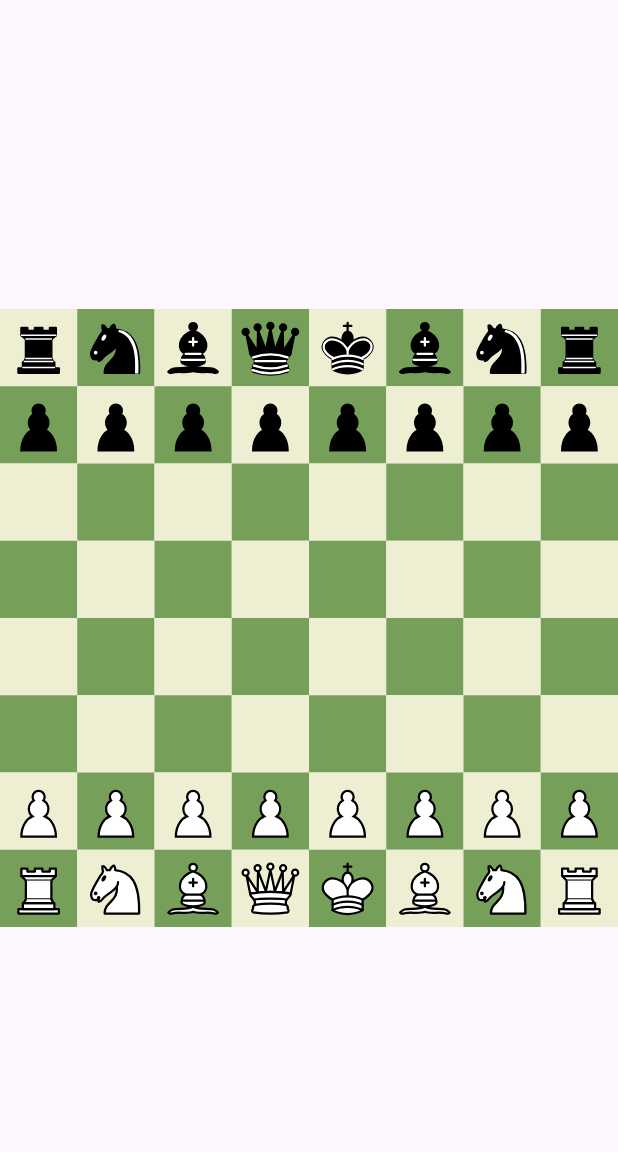
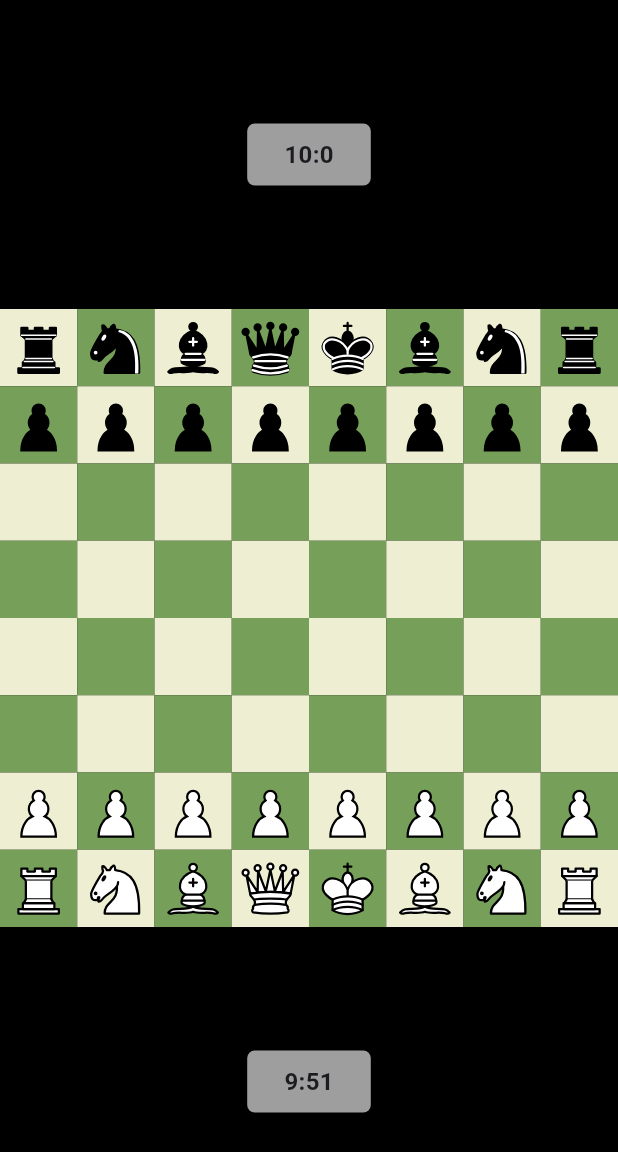
Before and after one commit to anujjainwork/chess-game-flutter, a Flutter app: the screen it shows after launch, after a tap on an icon or button, on a phone screen of 412 x 824 dp. Shown: the top 1152 px of the screen. Run offline on Flutter 3.47's test engine with Material 3 defaults, Android fonts, the phone set to English and light mode, and no system bars; our stand-ins replace bloc, equatable, flutter_bloc, flutter_svg, sqflite; accounts and stored records are empty.

Commit message:
implemented timer feature with ui

```diff
--- a/lib/board/business/entity/cell_entity.dart
+++ b/lib/board/business/entity/cell_entity.dart
@@ -1,4 +1,5 @@
 import 'package:chess/board/business/entity/piece_entity.dart';
+import 'package:chess/board/business/enums/player_type_enum.dart';
 
 class BoardCellEntity {
   int cellPosition;
--- a/lib/board/business/entity/piece_entity.dart
+++ b/lib/board/business/entity/piece_entity.dart
@@ -1,8 +1,11 @@
+import 'package:chess/board/business/enums/player_type_enum.dart';
+
 class PieceEntity {
   final String rank;
   final String player;
+  final PlayerType playerType;
 
-  PieceEntity({required this.rank, required this.player});
+  PieceEntity(this.playerType, {required this.rank, required this.player});
   // static PieceEntity? fromPieceId(String pieceId) {
   //   if (pieceId.isEmpty) return null;
 
--- /dev/null
+++ b/lib/board/business/entity/player_entity.dart
@@ -0,0 +1,8 @@
+import 'package:chess/board/business/enums/player_type_enum.dart';
+
+class PlayerEntity{
+  PlayerType playerType;
+  Duration playerTimeLeft;
+
+  PlayerEntity({required this.playerType,required this.playerTimeLeft});
+}
--- /dev/null
+++ b/lib/board/business/enums/player_type_enum.dart
@@ -0,0 +1,4 @@
+enum PlayerType{
+  white,
+  black
+}
--- a/lib/board/data/model/piece_model.dart
+++ b/lib/board/data/model/piece_model.dart
@@ -1,12 +1,16 @@
 import 'package:chess/board/business/entity/piece_entity.dart';
+import 'package:chess/board/business/enums/player_type_enum.dart';
 
 class PieceModel extends PieceEntity {
-  PieceModel({required super.rank, required super.player});
+  PieceModel(super.playerType, {required super.rank, required super.player});
   static PieceModel? fromPieceId(String pieceId) {
     if (pieceId.isEmpty) return null;
-
     final parts = pieceId.split('_');
-    return PieceModel(rank: parts[0], player: parts[1]);
+    if (parts[1] == 'white') {
+      return PieceModel(rank: parts[0], player: parts[1], PlayerType.white);
+    } else {
+      return PieceModel(rank: parts[0], player: parts[1], PlayerType.black);
+    }
   }
 
   String get pieceId => '${rank}_$player';
--- /dev/null
+++ b/lib/board/data/model/player_model.dart
@@ -0,0 +1,22 @@
+import 'package:chess/board/business/enums/player_type_enum.dart';
+import 'package:chess/board/business/entity/player_entity.dart';
+
+class PlayerModel extends PlayerEntity {
+  PlayerModel({
+    required super.playerType,
+    required super.playerTimeLeft,
+  });
+
+  get timeLeft => null;
+
+  // Define the copyWith method
+  PlayerModel copyWith({
+    PlayerType? playerType,
+    Duration? playerTimeLeft,
+  }) {
+    return PlayerModel(
+      playerType: playerType ?? this.playerType,
+      playerTimeLeft: playerTimeLeft ?? this.playerTimeLeft,
+    );
+  }
+}
--- a/lib/board/presentation/cubit/board_cubit.dart
+++ b/lib/board/presentation/cubit/board_cubit.dart
@@ -1,29 +1,33 @@
 import 'package:bloc/bloc.dart';
 import 'package:chess/board/business/db/initial_board.dart';
+import 'package:chess/board/business/enums/player_type_enum.dart';
 import 'package:chess/board/data/repository_impl/move_validation.dart';
+import 'package:chess/board/presentation/cubit/timer_cubit.dart';
 import 'package:flutter/material.dart';
 import 'package:chess/board/data/model/cell_model.dart';
 
 part 'board_state.dart';
 
 class BoardCubit extends Cubit<BoardState> {
-  BoardCubit() : super(BoardInitial());
+  final TimerCubit timerCubit;
+  BoardCubit({required this.timerCubit}) : super(BoardInitial());
 
   List<BoardCellModel> _board = [];
-  String _currentPlayer = 'white'; // Track the current player (white or black)
+  PlayerType _currentPlayer = PlayerType.white;
 
   void initializeBoard() {
     _board = generateInitialBoard();
     emit(BoardLoaded(_board, _currentPlayer));
+    timerCubit.startTimer(_currentPlayer);  // Start the timer for the initial player
   }
 
   List<BoardCellModel> get board => _board;
-  String get currentPlayer => _currentPlayer;
+  PlayerType get currentPlayer => _currentPlayer;
 
   void selectPiece(int cellIndex) {
     final selectedCell = _board[cellIndex];
     if (selectedCell.hasPiece &&
-        selectedCell.pieceEntity!.player == _currentPlayer) {
+        selectedCell.pieceEntity!.playerType == _currentPlayer) {
       emit(PieceSelected(cellIndex, _currentPlayer));
     }
   }
@@ -32,12 +36,11 @@ class BoardCubit extends Cubit<BoardState> {
     final movingPiece = _board[fromIndex];
     final targetCell = _board[toIndex];
 
-    // Check if the move is valid (based on turn and if the target cell is empty or has an opposing piece)
     if (!movingPiece.hasPiece ||
-        movingPiece.pieceEntity!.player != _currentPlayer) return;
+        movingPiece.pieceEntity!.playerType != _currentPlayer) return;
 
     if (targetCell.hasPiece &&
-        targetCell.pieceEntity!.player == _currentPlayer) {
+        targetCell.pieceEntity!.playerType == _currentPlayer) {
       return;
     }
 
@@ -60,9 +63,12 @@ class BoardCubit extends Cubit<BoardState> {
         hasPiece: false,
         pieceEntity: null,
       );
-      _currentPlayer = _currentPlayer == 'white' ? 'black' : 'white';
+      _currentPlayer = _currentPlayer == PlayerType.white ? PlayerType.black : PlayerType.white;
       emit(PieceMoved(fromIndex, toIndex));
       emit(BoardLoaded(_board, _currentPlayer));
+
+      // Start the timer for the next player
+      timerCubit.startTimer(_currentPlayer);
     } else {
       emit(InvalidMoveAttempted('move not valid'));
     }
--- a/lib/board/presentation/cubit/board_state.dart
+++ b/lib/board/presentation/cubit/board_state.dart
@@ -7,14 +7,14 @@ final class BoardInitial extends BoardState {}
 
 final class BoardLoaded extends BoardState {
   final List<BoardCellModel> board;
-  final String currentPlayer;
+  final PlayerType currentPlayer;
 
   BoardLoaded(this.board, this.currentPlayer);
 }
 
 final class PieceSelected extends BoardState {
   final int selectedCellIndex;
-  final String currentPlayer;
+  final PlayerType currentPlayer;
 
   PieceSelected(this.selectedCellIndex,this.currentPlayer);
 }
--- /dev/null
+++ b/lib/board/presentation/cubit/timer_cubit.dart
@@ -0,0 +1,58 @@
+import 'dart:async';
+
+import 'package:bloc/bloc.dart';
+import 'package:chess/board/business/enums/player_type_enum.dart';
+import 'package:chess/board/data/model/player_model.dart';
+import 'package:equatable/equatable.dart';
+
+part 'timer_state.dart';
+
+class TimerCubit extends Cubit<TimerState> {
+  TimerCubit() : super(TimerInitial());
+
+  PlayerModel whitePlayer = PlayerModel(
+      playerType: PlayerType.white,
+      playerTimeLeft: const Duration(minutes: 10));
+  PlayerModel blackPlayer = PlayerModel(
+      playerType: PlayerType.black, playerTimeLeft: const Duration(minutes: 10));
+
+  Timer? _timer;
+  int _elapsedTimeWhite = 0;
+  int _elapsedTimeBlack = 0;
+
+  void startTimer(PlayerType currentPlayer) {
+    // Cancel any existing timer
+    _timer?.cancel();
+    // Start a new timer that updates every second
+    _timer = Timer.periodic(const Duration(seconds: 1), (timer) {
+      if (currentPlayer == PlayerType.white) {
+        _elapsedTimeWhite++;
+        whitePlayer = whitePlayer.copyWith(
+          playerTimeLeft: const Duration(minutes: 10) - Duration(seconds: _elapsedTimeWhite),
+        );
+      } else {
+        _elapsedTimeBlack++;
+        blackPlayer = blackPlayer.copyWith(
+          playerTimeLeft: const Duration(minutes: 10) - Duration(seconds: _elapsedTimeBlack),
+        );
+      }
+
+      emit(TimerUpdated(whitePlayer, blackPlayer));
+    });
+  }
+
+  void stopTimer() {
+    _timer?.cancel();
+  }
+
+  void resetTimer() {
+    _timer?.cancel();
+    whitePlayer = PlayerModel(
+        playerType: PlayerType.white, playerTimeLeft: const Duration(minutes: 10));
+    blackPlayer = PlayerModel(
+        playerType: PlayerType.black, playerTimeLeft: const Duration(minutes: 10));
+    _elapsedTimeWhite = 0;
+    _elapsedTimeBlack = 0;
+    emit(TimerUpdated(whitePlayer, blackPlayer));
+  }
+}
--- /dev/null
+++ b/lib/board/presentation/cubit/timer_state.dart
@@ -0,0 +1,21 @@
+part of 'timer_cubit.dart';
+// Abstract base class for all timer states
+abstract class TimerState extends Equatable {
+
+  @override
+  List<Object> get props => [];
+}
+
+// State when the timer is initialized or reset
+class TimerInitial extends TimerState {}
+
+// State when the timer is updated (showing the remaining time for both players)
+class TimerUpdated extends TimerState {
+  final PlayerModel whitePlayer;
+  final PlayerModel blackPlayer;
+
+  TimerUpdated(this.whitePlayer, this.blackPlayer);
+
+  @override
+  List<Object> get props => [whitePlayer, blackPlayer];
+}
--- a/lib/board/presentation/view/board_view.dart
+++ b/lib/board/presentation/view/board_view.dart
@@ -1,6 +1,10 @@
 import 'package:chess/board/presentation/cubit/board_cubit.dart';
+import 'package:chess/board/presentation/cubit/timer_cubit.dart';
 import 'package:chess/board/presentation/widget/board_widget.dart';
+import 'package:chess/board/presentation/widget/timer_widget.dart';
+import 'package:flutter/cupertino.dart';
 import 'package:flutter/material.dart';
+import 'package:flutter/widgets.dart';
 import 'package:flutter_bloc/flutter_bloc.dart';
 
 class BoardGameView extends StatelessWidget {
@@ -8,24 +12,43 @@ class BoardGameView extends StatelessWidget {
 
   @override
   Widget build(BuildContext context) {
-    return BlocProvider(
-      create: (_) => BoardCubit()..initializeBoard(),
+    return MultiBlocProvider(
+      providers: [
+        BlocProvider<TimerCubit>(
+          create: (_) => TimerCubit(),
+        ),
+        BlocProvider<BoardCubit>(
+          create: (context) =>
+              BoardCubit(timerCubit: context.read<TimerCubit>())
+                ..initializeBoard(),
+        ),
+      ],
       child: SafeArea(
         child: Scaffold(
-          body: BlocBuilder<BoardCubit, BoardState>(
+          backgroundColor: Colors.black,
+          body: Column(
+            mainAxisAlignment: MainAxisAlignment.spaceEvenly,
+            children: [
+              getTimerWidget(false),
+              // Chessboard
+              Center(
+                child: BlocBuilder<BoardCubit, BoardState>(
                   builder: (context, state) {
                     final cubit = context.read<BoardCubit>();
                     if (state is BoardInitial) {
                       return const Center(child: CircularProgressIndicator());
                     } else if (state is BoardLoaded || state is PieceSelected) {
                       return getBoardGameWidget(cubit.board, cubit, state);
-              } else if(state is InvalidMoveAttempted){
+                    } else if (state is InvalidMoveAttempted) {
                       return getBoardGameWidget(cubit.board, cubit, state);
-              }
-              else{
+                    } else {
                       return const Center(child: Text('Something went wrong!'));
                     }
                   },
+                ),
+              ),
+              getTimerWidget(true),
+            ],
           ),
         ),
       ),
--- a/lib/board/presentation/widget/board_widget.dart
+++ b/lib/board/presentation/widget/board_widget.dart
@@ -1,3 +1,4 @@
+import 'package:chess/board/business/enums/player_type_enum.dart';
 import 'package:chess/board/data/model/cell_model.dart';
 import 'package:chess/board/presentation/cubit/board_cubit.dart';
 import 'package:chess/common/colors.dart';
@@ -7,7 +8,7 @@ import 'package:flutter/material.dart';
 Widget getBoardGameWidget(
     List<BoardCellModel> board, BoardCubit cubit, BoardState state) {
   int? selectedCellIndex;
-  String? currentPlayer;
+  PlayerType? currentPlayer;
 
   if (state is PieceSelected) {
     selectedCellIndex = state.selectedCellIndex;
@@ -49,10 +50,6 @@ Widget getBoardGameWidget(
                     : (isWhite
                         ? AppColors.lightCellColor
                         : AppColors.blackCellColor),
-                border: Border.all(
-                  color: isSelected ? Colors.yellow : Colors.transparent,
-                  width: isSelected ? 3.0 : 0.0,
-                ),
               ),
               child: board[index].hasPiece
                   ? Center(
--- /dev/null
+++ b/lib/board/presentation/widget/timer_widget.dart
@@ -0,0 +1,34 @@
+import 'package:chess/board/presentation/cubit/timer_cubit.dart';
+import 'package:chess/common/utils.dart';
+import 'package:flutter/material.dart';
+import 'package:flutter_bloc/flutter_bloc.dart';
+
+Widget getTimerWidget(bool isWhite) {
+  return BlocBuilder<TimerCubit, TimerState>(
+    builder: (context, timerState) {
+      if (timerState is TimerUpdated) {
+        final whiteTime = timerState.whitePlayer.playerTimeLeft;
+        final blackTime = timerState.blackPlayer.playerTimeLeft;
+        return Container(
+          height: getDynamicHeight(context, 5),
+          width: getDynamicWidth(context, 20),
+          decoration: BoxDecoration(
+            color: Colors.grey,
+            borderRadius: BorderRadius.circular(5),
+          ),
+          child: Center(
+            child: isWhite?Text(
+                    '${whiteTime.inMinutes}:${whiteTime.inSeconds % 60}',
+                    style: const TextStyle(fontSize: 16,fontWeight: FontWeight.bold),
+                  ):Text(
+                    '${blackTime.inMinutes}:${blackTime.inSeconds % 60}',
+                    style: const TextStyle(fontSize: 16,fontWeight: FontWeight.bold),
+                  ),
+          )
+        );
+      } else {
+        return const CircularProgressIndicator();
+      }
+    },
+  );
+}
--- a/lib/common/utils.dart
+++ b/lib/common/utils.dart
@@ -2,10 +2,10 @@ import 'package:flutter/material.dart';
 
 getDynamicHeight(BuildContext context, double percentage) {
   double height = MediaQuery.of(context).size.height;
-  return height * percentage;
+  return (height * percentage)/100;
 }
 
 getDynamicWidth(BuildContext context, double percentage) {
   double width = MediaQuery.of(context).size.width;
-  return width * percentage;
+  return (width * percentage)/100;
 }
```
Lines whose indentation alone changed are shown as unchanged.
